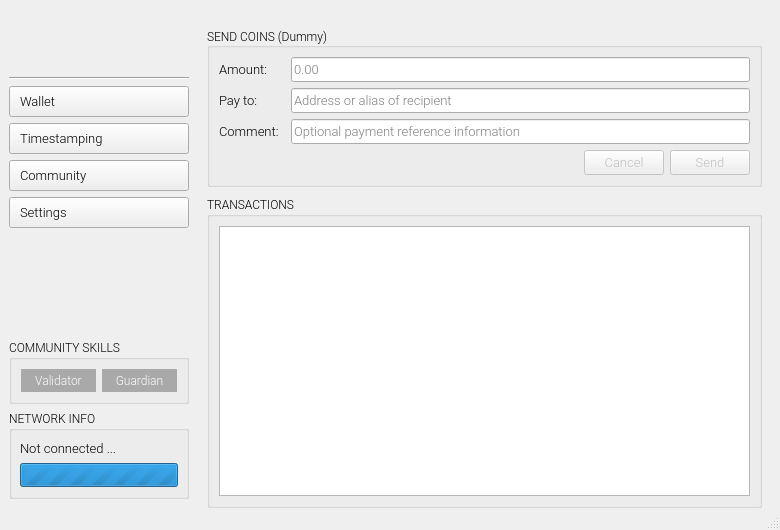
First picture: the form in app/ui/proto.ui, repository coblo/gui-demo, before the edit.
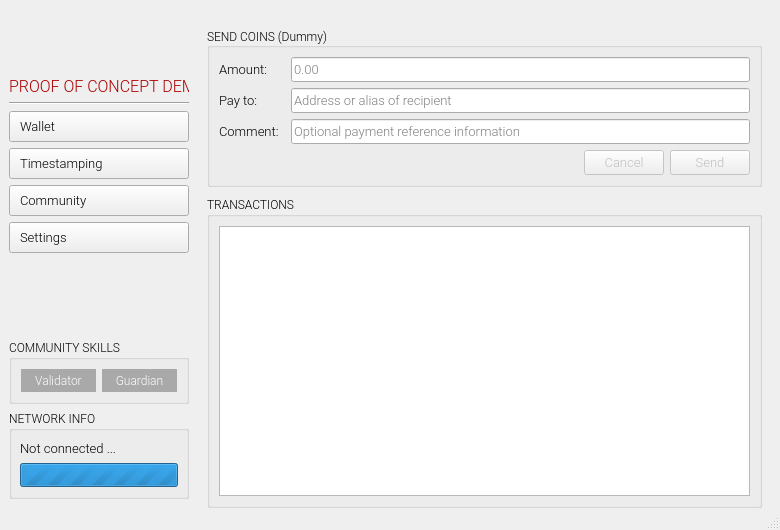
Second picture: the form after the edit. Icons and pictures are not drawn. Custom widgets are drawn as their Qt base class.

Commit message: add POC notice below logo

Patch:
```diff
--- a/app/ui/proto.ui
+++ b/app/ui/proto.ui
@@ -118,6 +118,22 @@
          </property>
         </widget>
        </item>
+       <item>
+        <widget class="QLabel" name="label">
+         <property name="font">
+          <font>
+           <family>Oswald</family>
+           <pointsize>12</pointsize>
+          </font>
+         </property>
+         <property name="text">
+          <string>&lt;html&gt;&lt;head/&gt;&lt;body&gt;&lt;p&gt;&lt;span style=&quot; color:#aa0000;&quot;&gt;PROOF OF CONCEPT DEMO&lt;/span&gt;&lt;/p&gt;&lt;/body&gt;&lt;/html&gt;</string>
+         </property>
+         <property name="alignment">
+          <set>Qt::AlignCenter</set>
+         </property>
+        </widget>
+       </item>
        <item>
         <widget class="Line" name="line_sidebar_header">
          <property name="orientation">
```
